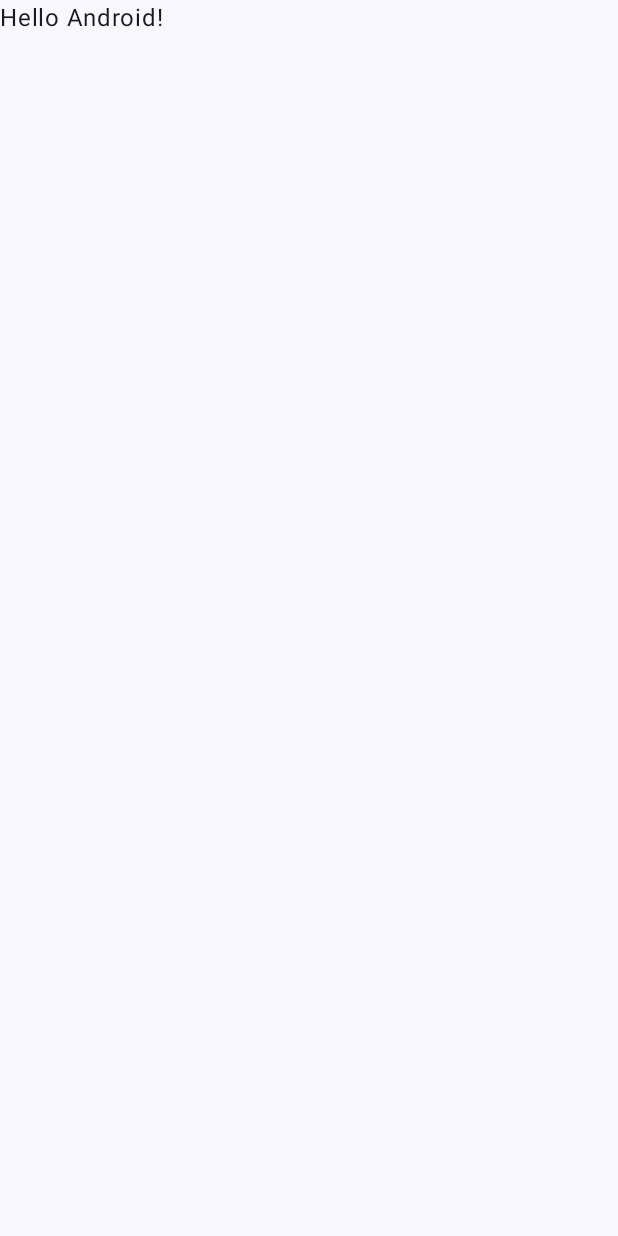
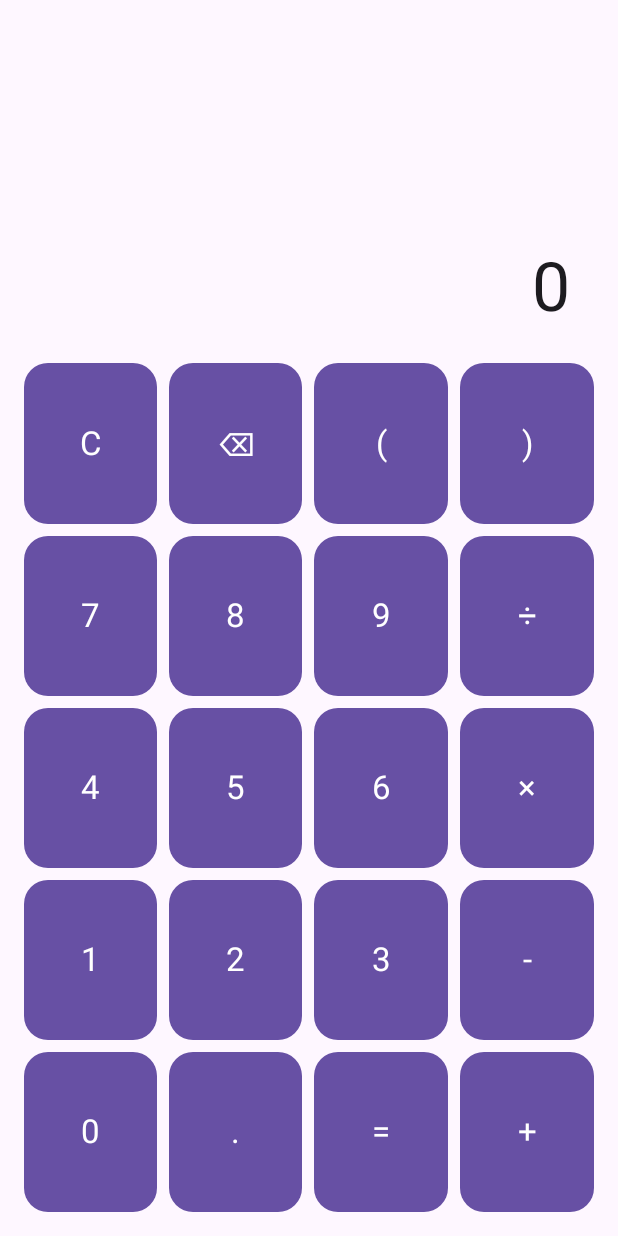
Before and after one commit to adrianstarostka-sys/psm_kalkulator, an Android app built with Jetpack Compose: the screen it shows after launch (MainActivity), on a phone screen of 412 x 824 dp. Before the commit the screen is almost empty. Run offline under Robolectric (Android 15) with nearby library versions, the phone set to English and light mode, and no system bars.

Commit message:
zadanie2:uklad pionowy

```diff
--- a/app/src/main/java/com/example/kalkulator/MainActivity.kt
+++ b/app/src/main/java/com/example/kalkulator/MainActivity.kt
@@ -4,44 +4,188 @@ import android.os.Bundle
 import androidx.activity.ComponentActivity
 import androidx.activity.compose.setContent
 import androidx.activity.enableEdgeToEdge
+import androidx.compose.foundation.horizontalScroll
+import androidx.compose.foundation.layout.Arrangement
+import androidx.compose.foundation.layout.Box
+import androidx.compose.foundation.layout.Column
+import androidx.compose.foundation.layout.Row
+import androidx.compose.foundation.layout.fillMaxHeight
 import androidx.compose.foundation.layout.fillMaxSize
+import androidx.compose.foundation.layout.fillMaxWidth
 import androidx.compose.foundation.layout.padding
-import androidx.compose.material3.Scaffold
+import androidx.compose.foundation.rememberScrollState
+import androidx.compose.foundation.shape.RoundedCornerShape
+import androidx.compose.material3.Button
+import androidx.compose.material3.MaterialTheme
+import androidx.compose.material3.Surface
 import androidx.compose.material3.Text
 import androidx.compose.runtime.Composable
+import androidx.compose.runtime.LaunchedEffect
+import androidx.compose.runtime.getValue
+import androidx.compose.runtime.mutableStateOf
+import androidx.compose.runtime.saveable.rememberSaveable
+import androidx.compose.runtime.setValue
+import androidx.compose.ui.Alignment
 import androidx.compose.ui.Modifier
-import androidx.compose.ui.tooling.preview.Preview
-import com.example.kalkulator.ui.theme.KalkulatorTheme
+import androidx.compose.ui.text.style.TextAlign
+import androidx.compose.ui.unit.dp
 
-class MainActivity : ComponentActivity() {
-    override fun onCreate(savedInstanceState: Bundle?) {
-        super.onCreate(savedInstanceState)
-        enableEdgeToEdge()
-        setContent {
-            KalkulatorTheme {
-                Scaffold(modifier = Modifier.fillMaxSize()) { innerPadding ->
-                    Greeting(
-                        name = "Android",
-                        modifier = Modifier.padding(innerPadding)
-                    )
+// --- MODEL DANYCH PRZYCISKÓW ---
+enum class ButtonRole {
+    DIGIT,
+    OPERATOR,
+    ACTION,
+    EQUALS
+}
+
+data class CalcButton(
+    val label: String,
+    val insertText: String = label,
+    val role: ButtonRole = ButtonRole.DIGIT,
+    val isClear: Boolean = false,
+    val isDelete: Boolean = false
+)
+
+val basicButtons: List<List<CalcButton>> = listOf(
+    listOf(
+        CalcButton(label = "C", role = ButtonRole.ACTION, isClear = true),
+        CalcButton(label = "⌫", role = ButtonRole.ACTION, isDelete = true),
+        CalcButton(label = "(", role = ButtonRole.ACTION),
+        CalcButton(label = ")", role = ButtonRole.ACTION)
+    ),
+    listOf(
+        CalcButton(label = "7", role = ButtonRole.DIGIT),
+        CalcButton(label = "8", role = ButtonRole.DIGIT),
+        CalcButton(label = "9", role = ButtonRole.DIGIT),
+        CalcButton(label = "÷", insertText = "/", role = ButtonRole.OPERATOR)
+    ),
+    listOf(
+        CalcButton(label = "4", role = ButtonRole.DIGIT),
+        CalcButton(label = "5", role = ButtonRole.DIGIT),
+        CalcButton(label = "6", role = ButtonRole.DIGIT),
+        CalcButton(label = "×", insertText = "*", role = ButtonRole.OPERATOR)
+    ),
+    listOf(
+        CalcButton(label = "1", role = ButtonRole.DIGIT),
+        CalcButton(label = "2", role = ButtonRole.DIGIT),
+        CalcButton(label = "3", role = ButtonRole.DIGIT),
+        CalcButton(label = "-", role = ButtonRole.OPERATOR)
+    ),
+    listOf(
+        CalcButton(label = "0", role = ButtonRole.DIGIT),
+        CalcButton(label = ".", role = ButtonRole.DIGIT),
+        CalcButton(label = "=", role = ButtonRole.EQUALS),
+        CalcButton(label = "+", role = ButtonRole.OPERATOR)
+    )
+)
+
+// --- KOMPONENTY EKRANU ---
+
+// Pole działania z przewijaniem horyzontalnym (długie wyrażenie nie znika za krawędzią)
+@Composable
+fun DisplayField(
+    expression: String,
+    modifier: Modifier = Modifier
+) {
+    val scrollState = rememberScrollState()
+
+    LaunchedEffect(expression) {
+        scrollState.animateScrollTo(scrollState.maxValue)
+    }
+
+    Box(
+        modifier = modifier
+            .fillMaxWidth()
+            .padding(horizontal = 16.dp, vertical = 24.dp),
+        contentAlignment = Alignment.BottomEnd
+    ) {
+        Text(
+            text = if (expression.isEmpty()) "0" else expression,
+            style = MaterialTheme.typography.displayMedium,
+            color = MaterialTheme.colorScheme.onSurface,
+            maxLines = 1,
+            textAlign = TextAlign.End,
+            modifier = Modifier.horizontalScroll(scrollState)
+        )
+    }
+}
+
+// Skalowalna siatka przycisków wykorzystująca Modifier.weight
+@Composable
+fun CalculatorButtonGrid(
+    rows: List<List<CalcButton>>,
+    modifier: Modifier = Modifier,
+    onButtonClick: (CalcButton) -> Unit
+) {
+    Column(
+        modifier = modifier,
+        verticalArrangement = Arrangement.spacedBy(8.dp)
+    ) {
+        rows.forEach { rowButtons ->
+            Row(
+                modifier = Modifier
+                    .fillMaxWidth()
+                    .weight(1f),
+                horizontalArrangement = Arrangement.spacedBy(8.dp)
+            ) {
+                rowButtons.forEach { btn ->
+                    Button(
+                        onClick = { onButtonClick(btn) },
+                        modifier = Modifier
+                            .weight(1f)
+                            .fillMaxHeight(),
+                        shape = RoundedCornerShape(16.dp)
+                    ) {
+                        Text(
+                            text = btn.label,
+                            style = MaterialTheme.typography.titleLarge
+                        )
+                    }
                 }
             }
         }
     }
 }
 
+// Główny ekran kalkulatora
 @Composable
-fun Greeting(name: String, modifier: Modifier = Modifier) {
-    Text(
-        text = "Hello $name!",
-        modifier = modifier
-    )
+fun CalculatorScreen() {
+    var expression by rememberSaveable { mutableStateOf("") }
+
+    val onButtonClick: (CalcButton) -> Unit = { btn ->
+        when {
+            btn.isClear -> expression = ""
+            btn.isDelete -> if (expression.isNotEmpty()) expression = expression.dropLast(1)
+            else -> expression += btn.insertText
+        }
+    }
+
+    Column(
+        modifier = Modifier
+            .fillMaxSize()
+            .padding(16.dp)
+    ) {
+        DisplayField(
+            expression = expression,
+            modifier = Modifier.weight(0.4f)
+        )
+        CalculatorButtonGrid(
+            rows = basicButtons,
+            modifier = Modifier.weight(1f),
+            onButtonClick = onButtonClick
+        )
+    }
 }
 
-@Preview(showBackground = true)
-@Composable
-fun GreetingPreview() {
-    KalkulatorTheme {
-        Greeting("Android")
+// --- AKTYWNOŚĆ ---
+class MainActivity : ComponentActivity() {
+    override fun onCreate(savedInstanceState: Bundle?) {
+        super.onCreate(savedInstanceState)
+        enableEdgeToEdge()
+        setContent {
+            Surface(modifier = Modifier.fillMaxSize()) {
+                CalculatorScreen()
+            }
+        }
     }
 }
```
